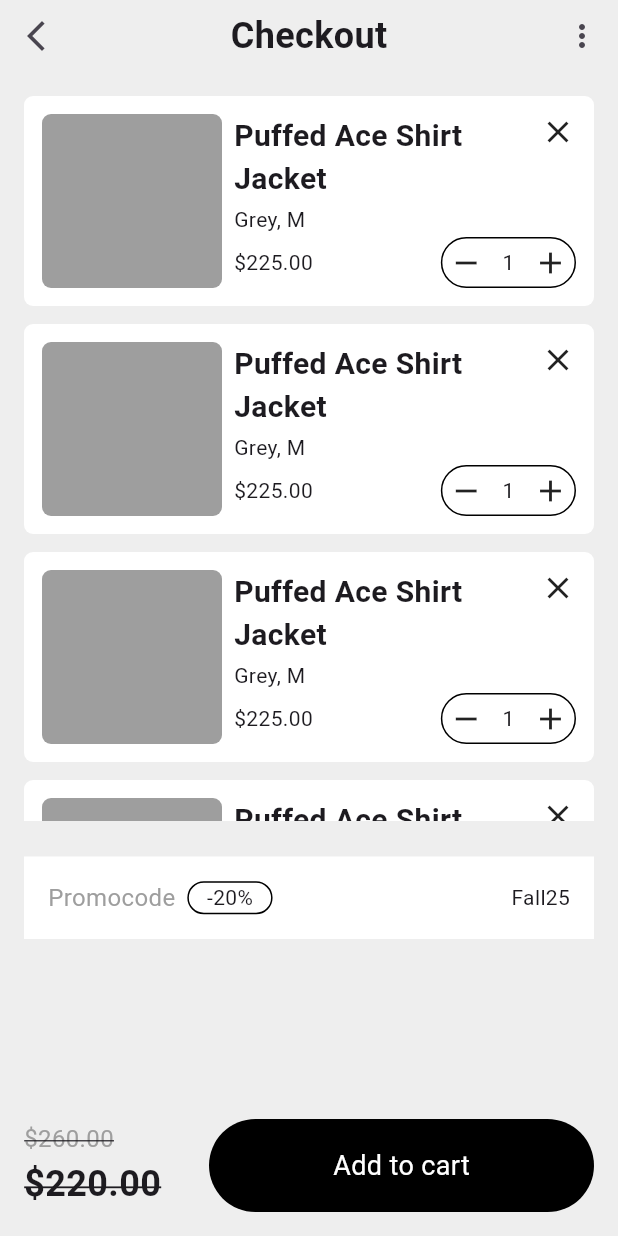
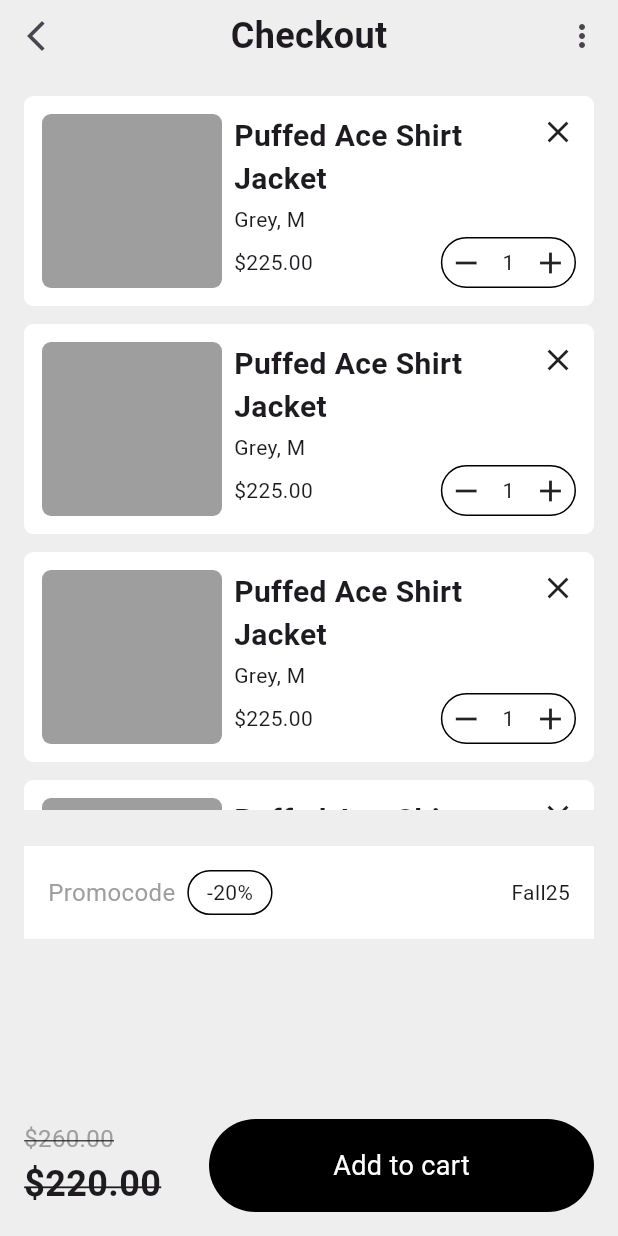
Before and after one commit to JAICHANGPARK/flutter_notebook_chapter_49, a Flutter app: the ECommerceCheckoutPage screen opened directly, on a phone screen of 412 x 824 dp. Run offline on Flutter 3.47's test engine with Material 3 defaults, Android fonts, the phone set to English and light mode, and no system bars; our stand-ins replace dots_indicator, gap, google_fonts; Roboto replaces fonts that are missing (Akshar).

Commit message:
Update e_commerce_checkout_page.dart

```diff
--- a/lib/ep2451_e_commerce_app/ui/e_commerce_checkout_page.dart
+++ b/lib/ep2451_e_commerce_app/ui/e_commerce_checkout_page.dart
@@ -140,7 +140,7 @@ class _ECommerceCheckoutPageState extends State<ECommerceCheckoutPage> {
                             decoration: ShapeDecoration(
                               shape: StadiumBorder(side: BorderSide()),
                             ),
-                            padding: .symmetric(horizontal: 12, ),
+                            padding: .symmetric(horizontal: 12, vertical: 4),
                             child: Text("-20%"),
                           ),
                           Spacer(),
```
